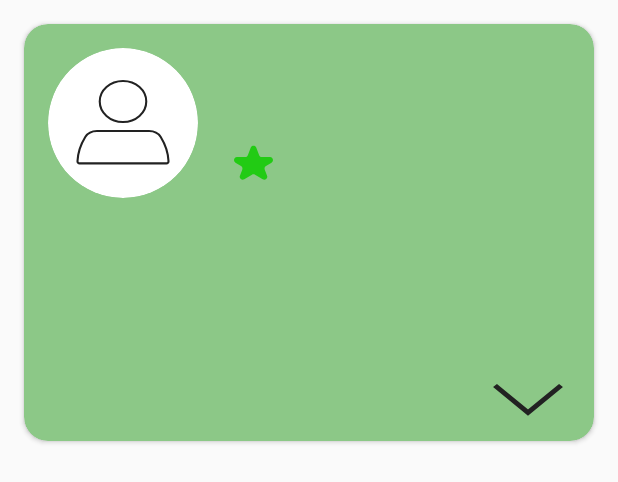
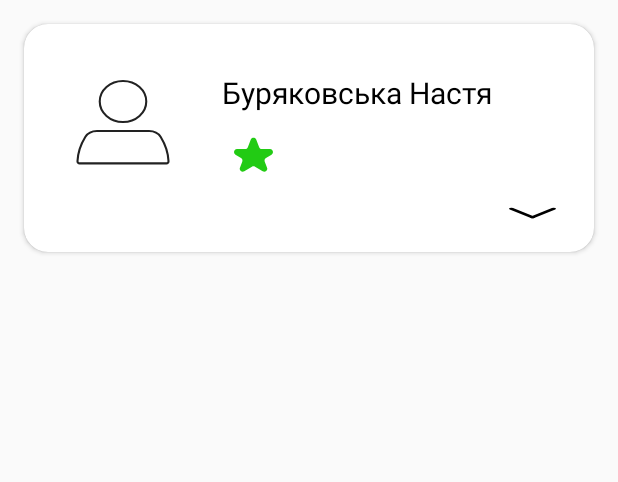
Before and after one commit to DEA-NERA/finally-work, an Android app: the layout item_doctor.xml on its own in the app's theme, with its tools: preview values and no code run, on a phone screen of 412 x 824 dp. Shown: the top 482 px of the screen. Run offline under Robolectric (Android 15) with nearby library versions, the phone set to English and light mode, and no system bars.

Commit message:
added list of doctors and search by last name and first name

```diff
--- a/app/src/main/java/com/example/finallywork/ui/home/HomeFragment.kt
+++ b/app/src/main/java/com/example/finallywork/ui/home/HomeFragment.kt
@@ -39,9 +39,9 @@ class HomeFragment : Fragment() {
                 authId = it.uid,
                 onSuccess = { user ->
                     binding.userNameTextView.text = user.lastName + " " + user.firstName
-                    binding.userNameTextView.paintFlags = Paint.UNDERLINE_TEXT_FLAG
+                    binding.userDateBirthTextView.paintFlags = Paint.UNDERLINE_TEXT_FLAG
                     binding.DataBirthTextView.text = formattedDate
-                    binding.DataBirthTextView.paintFlags = Paint.UNDERLINE_TEXT_FLAG
+                    binding.userCityTextView.paintFlags = Paint.UNDERLINE_TEXT_FLAG
                     binding.userNumberPhoneTextView.paintFlags = Paint.UNDERLINE_TEXT_FLAG
 
                 },
--- /dev/null
+++ b/app/src/main/res/drawable/chevron_down.xml
@@ -0,0 +1,20 @@
+<vector xmlns:android="http://schemas.android.com/apk/res/android"
+    android:width="32dp"
+    android:height="32dp"
+    android:viewportWidth="32"
+    android:viewportHeight="32">
+  <path
+      android:pathData="M16,20.5L7,11.5"
+      android:strokeLineJoin="round"
+      android:strokeWidth="2"
+      android:fillColor="#00000000"
+      android:strokeColor="#000"
+      android:strokeLineCap="round"/>
+  <path
+      android:pathData="M25,11.5L16,20.5"
+      android:strokeLineJoin="round"
+      android:strokeWidth="2"
+      android:fillColor="#00000000"
+      android:strokeColor="#000"
+      android:strokeLineCap="round"/>
+</vector>
--- a/app/src/main/res/layout/item_doctor.xml
+++ b/app/src/main/res/layout/item_doctor.xml
@@ -1,13 +1,13 @@
 <?xml version="1.0" encoding="utf-8"?>
-<androidx.cardview.widget.CardView xmlns:android="http://schemas.android.com/apk/res/android"
+<androidx.cardview.widget.CardView
+    android:id="@+id/card"
+    xmlns:android="http://schemas.android.com/apk/res/android"
     xmlns:app="http://schemas.android.com/apk/res-auto"
     xmlns:tools="http://schemas.android.com/tools"
     android:layout_width="match_parent"
     android:layout_height="wrap_content"
     android:layout_margin="16dp"
-    android:backgroundTint="#8CC887"
-    app:cardCornerRadius="16dp"
-    >
+    app:cardCornerRadius="16dp">
 
     <androidx.constraintlayout.widget.ConstraintLayout
         android:layout_width="match_parent"
@@ -29,10 +29,11 @@
             android:layout_height="wrap_content"
             android:layout_margin="16dp"
             android:textColor="@color/black"
-            android:textSize="24dp"
+            android:textSize="20sp"
             app:layout_constraintEnd_toEndOf="parent"
             app:layout_constraintStart_toEndOf="@id/DoctorAvatar"
-            app:layout_constraintTop_toTopOf="@id/DoctorAvatar" />
+            app:layout_constraintTop_toTopOf="@id/DoctorAvatar"
+            tools:text="Буряковська Настя" />
 
         <TextView
             android:id="@+id/RatingDoctor"
@@ -40,12 +41,29 @@
             android:layout_height="wrap_content"
             android:layout_margin="16dp"
             android:drawablePadding="8dp"
-
             android:textColor="@color/black"
-            android:textSize="16dp"
+            android:textSize="16sp"
             app:drawableEndCompat="@drawable/ic_star"
             app:layout_constraintStart_toEndOf="@id/DoctorAvatar"
             app:layout_constraintTop_toBottomOf="@id/NameDoctor" />
+
+        <androidx.constraintlayout.widget.Barrier
+            android:id="@+id/headerBarrier"
+            android:layout_width="wrap_content"
+            android:layout_height="wrap_content"
+            android:orientation="horizontal"
+            app:barrierDirection="bottom"
+            app:constraint_referenced_ids="RatingDoctor,DoctorAvatar" />
+
+        <androidx.recyclerview.widget.RecyclerView
+            android:id="@+id/SpecializationsList"
+            android:layout_width="0dp"
+            android:layout_height="0dp"
+            android:layout_marginTop="16dp"
+            app:layout_constraintBottom_toTopOf="@id/button"
+            app:layout_constraintEnd_toStartOf="@id/AgeDoctor"
+            app:layout_constraintStart_toStartOf="parent"
+            app:layout_constraintTop_toBottomOf="@id/headerBarrier" />
 
         <TextView
             android:id="@+id/AgeDoctor"
@@ -53,42 +71,51 @@
             android:layout_height="wrap_content"
             android:layout_margin="16dp"
             android:textColor="@color/black"
-            android:textSize="24dp"
+            android:textSize="16sp"
             app:layout_constraintEnd_toEndOf="parent"
-            app:layout_constraintStart_toStartOf="parent"
-            app:layout_constraintTop_toBottomOf="@id/DoctorAvatar"
-            />
+            app:layout_constraintStart_toEndOf="@id/SpecializationsList"
+            app:layout_constraintTop_toBottomOf="@id/DoctorAvatar" />
+
         <TextView
             android:id="@+id/ExpirienceDoctor"
             android:layout_width="0dp"
             android:layout_height="wrap_content"
             android:layout_margin="16dp"
             android:textColor="@color/black"
-            android:textSize="24dp"
+            android:textSize="16sp"
             app:layout_constraintEnd_toEndOf="parent"
-            app:layout_constraintStart_toStartOf="parent"
-            app:layout_constraintTop_toBottomOf="@id/AgeDoctor"
-            />
+            app:layout_constraintStart_toEndOf="@id/SpecializationsList"
+            app:layout_constraintTop_toBottomOf="@id/AgeDoctor" />
+
         <TextView
             android:id="@+id/CityDoctor"
             android:layout_width="0dp"
             android:layout_height="wrap_content"
             android:layout_margin="16dp"
             android:textColor="@color/black"
-            android:textSize="24dp"
+            android:textSize="16sp"
             app:layout_constraintEnd_toEndOf="parent"
-            app:layout_constraintStart_toStartOf="parent"
+            app:layout_constraintStart_toEndOf="@id/SpecializationsList"
             app:layout_constraintTop_toBottomOf="@id/ExpirienceDoctor"
 
             />
 
+        <androidx.constraintlayout.widget.Group
+            android:id="@+id/DetailsGroup"
+            android:layout_width="wrap_content"
+            android:layout_height="wrap_content"
+            app:constraint_referenced_ids="SpecializationsList,AgeDoctor,ExpirienceDoctor,CityDoctor"
+            android:visibility="gone"/>
+
         <Button
             android:id="@+id/button"
-            android:layout_width="wrap_content"
-            android:layout_height="wrap_content"
-            android:background="@drawable/expand_down_light"
+            android:layout_width="50dp"
+            android:layout_height="20dp"
+            android:layout_marginEnd="16dp"
+            android:background="@drawable/chevron_down"
             app:layout_constraintBottom_toBottomOf="parent"
-            app:layout_constraintEnd_toEndOf="parent"/>
+            app:layout_constraintEnd_toEndOf="parent"
+            app:layout_constraintTop_toBottomOf="@id/CityDoctor" />
 
     </androidx.constraintlayout.widget.ConstraintLayout>
 
--- a/app/src/main/res/menu/bottom_nav_menu.xml
+++ b/app/src/main/res/menu/bottom_nav_menu.xml
@@ -7,7 +7,7 @@
         android:title="@string/title_home" />
 
     <item
-        android:id="@+id/navigation_doctor"
+        android:id="@+id/navigation_doctors"
         android:icon="@drawable/doctor"
         android:title="@string/title_doctors" />
 
--- a/app/src/main/res/values/colors.xml
+++ b/app/src/main/res/values/colors.xml
@@ -8,4 +8,6 @@
     <color name="black">#FF000000</color>
     <color name="white">#FFFFFFFF</color>
     <color name="main_green">#76C970</color>
+    <color name="light_green">#DCFDD9</color>
+    <color name="transparent">#00FFFFFF</color>
 </resources>
--- a/app/src/main/res/values/strings.xml
+++ b/app/src/main/res/values/strings.xml
@@ -17,5 +17,5 @@
     <string name="hello_first_fragment">Hello first fragment</string>
     <string name="hello_second_fragment">Hello second fragment. Arg: %1$s</string>
 
-    <string name="dot_list_formatter">• $S</string>
+    <string name="dot_list_formatter">• %1$s %2$s</string>
 </resources>
```
Also changed, not shown: app/src/main/java/com/example/finallywork/models/Doctor.kt (+74 -0 lines), app/src/main/java/com/example/finallywork/ui/adapters/DoctorAdapter.kt (+44 -12 lines), app/src/main/java/com/example/finallywork/ui/adapters/DotListAdapter.kt (added, +47 -0 lines), app/src/main/java/com/example/finallywork/ui/admin/AdminPanelActivity.kt (+45 -0 lines), app/src/main/java/com/example/finallywork/ui/home/DoctorsFragment.kt (+55 -42 lines), app/src/main/res/layout/activity_admin_panel.xml (+4 -3 lines), app/src/main/res/layout/fragment_doctors.xml (+13 -5 lines), app/src/main/res/layout/item_dot_list.xml (added, +16 -0 lines).
